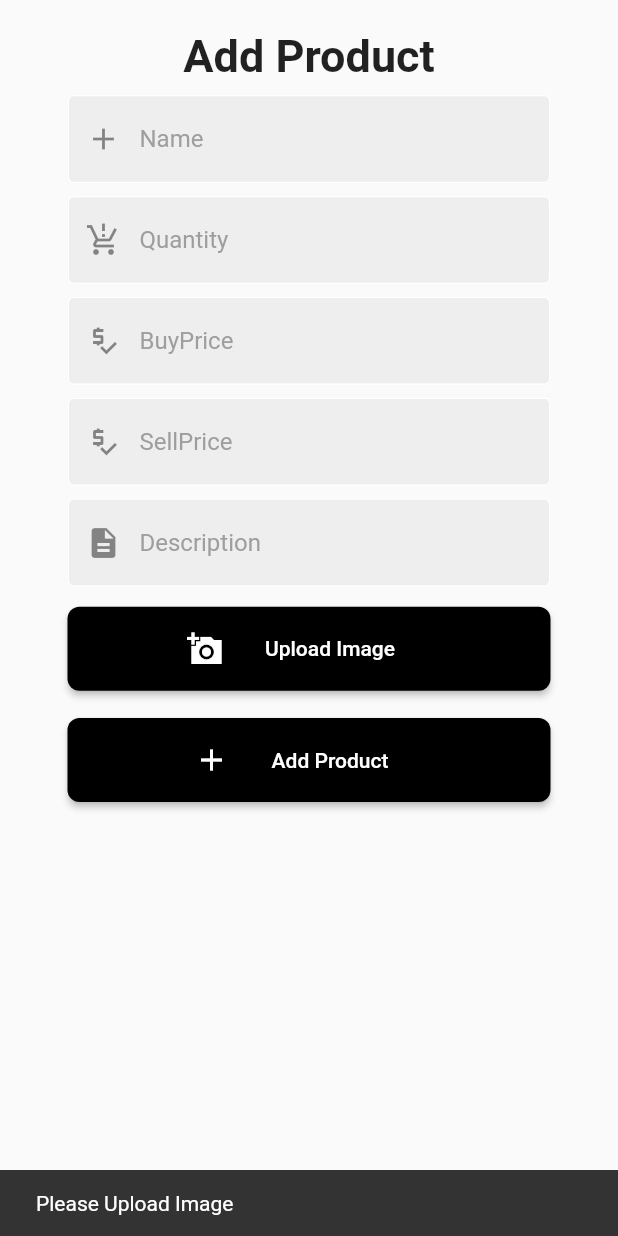
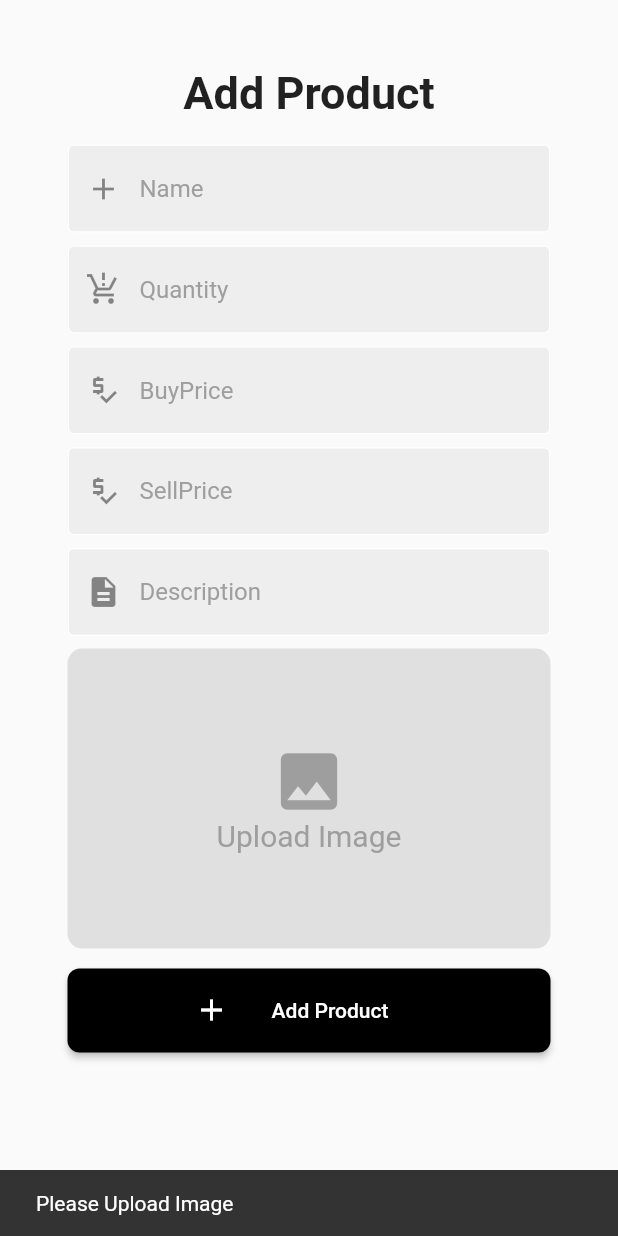
Before and after one commit to 2020cs39/E-commerce-App, a Flutter app: the screen it shows after launch, after a tap on "Add Product", on a phone screen of 412 x 824 dp. Run offline on Flutter 3.47's test engine with Material 2 defaults, Android fonts, the phone set to English and light mode, and no system bars; our stand-ins replace carousel_slider, cloud_firestore, firebase_core, firebase_storage, google_fonts, image_picker; missing offline and left inert: bulleted_list; accounts and stored records are empty; network calls fail.

Commit message:
fixed image upload design

```diff
--- a/lib/main.dart
+++ b/lib/main.dart
@@ -17,8 +17,8 @@ class MyApp extends StatelessWidget {
     return const MaterialApp(
       debugShowCheckedModeBanner: false,
       home: Scaffold(
+        backgroundColor: eLighterGrey,
         body: AddProduct(),
-        backgroundColor: eLighterGrey,
       ),
     );
   }
--- a/lib/screens/seller/add_product.dart
+++ b/lib/screens/seller/add_product.dart
@@ -1,3 +1,4 @@
+import 'dart:developer';
 import 'dart:io';
 import 'package:cloud_firestore/cloud_firestore.dart';
 import 'package:ecommerce_app/util/responsive.dart';
@@ -7,15 +8,23 @@ import 'package:flutter/material.dart';
 import 'package:ecommerce_app/widgets/input_field.dart';
 import 'package:ecommerce_app/widgets/button.dart';
 
+class AddProduct extends StatefulWidget {
+  const AddProduct({super.key});
+
+  @override
+  _AddProductState createState() => _AddProductState();
+}
+
 class _AddProductState extends State<AddProduct> {
   TextEditingController productName = TextEditingController();
   TextEditingController productQuantity = TextEditingController();
   TextEditingController productBuyPrice = TextEditingController();
   TextEditingController productSellPrice = TextEditingController();
   TextEditingController productDescription = TextEditingController();
-  String buttonText = 'Upload Image';
   String imageUrl = '';
   String localImagePath = '';
+
+  void pickImage() async {}
 
   @override
   Widget build(BuildContext context) {
@@ -26,6 +35,7 @@ class _AddProductState extends State<AddProduct> {
         padding: const EdgeInsets.all(20),
         child: ListView(
           children: <Widget>[
+            SizedBox(height: SizeConfig.verticalBlockSize! * 3),
             const Text(
               'Add Product',
               style: TextStyle(
@@ -34,7 +44,7 @@ class _AddProductState extends State<AddProduct> {
               ),
               textAlign: TextAlign.center,
             ),
-            SizedBox(height: SizeConfig.verticalBlockSize! * 1),
+            SizedBox(height: SizeConfig.verticalBlockSize! * 2),
             InputField(
               controller: productName,
               labelHint: 'Name',
@@ -72,26 +82,63 @@ class _AddProductState extends State<AddProduct> {
                         localImagePath = "";
                       });
                     },
+                    child: Padding(
+                      padding: const EdgeInsets.symmetric(horizontal: 25.0),
+                      child: ClipRRect(
+                        borderRadius: BorderRadius.circular(10),
                         child: Image.file(
                           File(localImagePath),
-                      width: 150,
-                      height: 150,
+                          width: 200,
+                          height: 200,
+                          fit: BoxFit.contain,
+                        ),
+                      ),
                     ),
                   )
-                : Container(),
-            MyButton(
-              buttonText: buttonText,
-              icon: const Icon(Icons.add_a_photo_sharp),
+                : Padding(
+                    padding: const EdgeInsets.symmetric(horizontal: 25.0),
+                    child: InkWell(
                       onTap: () async {
-                var image =
-                    await ImagePicker().pickImage(source: ImageSource.gallery);
-
+                        var image = await ImagePicker()
+                            .pickImage(source: ImageSource.gallery);
                         if (image != null) {
                           setState(() {
-                    buttonText = 'Image Uploaded';
                             localImagePath = image.path;
                           });
                         }
+                      },
+                      child: Container(
+                        width: 200,
+                        height: 200,
+                        decoration: BoxDecoration(
+                          color: Colors.grey[300],
+                          borderRadius: BorderRadius.circular(10),
+                        ),
+                        child: Column(
+                          mainAxisAlignment: MainAxisAlignment.center,
+                          children: const [
+                            Icon(
+                              Icons.image,
+                              color: Colors.grey,
+                              size: 50,
+                            ),
+                            Text(
+                              "Upload Image",
+                              style: TextStyle(
+                                color: Colors.grey,
+                                fontSize: 20,
+                              ),
+                            ),
+                          ],
+                        ),
+                      ),
+                    ),
+                  ),
+            SizedBox(height: SizeConfig.verticalBlockSize! * 1),
+            MyButton(
+                buttonText: "Add Product",
+                icon: const Icon(Icons.add),
+                onTap: () async {
                   String uniqueImageName =
                       DateTime.now().millisecondsSinceEpoch.toString();
                   Reference referenceRoot = FirebaseStorage.instance.ref();
@@ -100,19 +147,15 @@ class _AddProductState extends State<AddProduct> {
                   Reference referenceFileImage =
                       referenceDirectoryImage.child(uniqueImageName);
                   try {
-                  await referenceFileImage.putFile(File(image!.path));
+                    File convertedImagePath =
+                        await File(localImagePath).create();
+                    await referenceFileImage.putFile(convertedImagePath);
                     imageUrl = await referenceFileImage.getDownloadURL();
                   } catch (e) {
-                  //print(e.toString());
+                    log(e.toString());
                   }
-              },
-            ),
-            SizedBox(height: SizeConfig.verticalBlockSize! * 1),
-            MyButton(
-                buttonText: "Add Product",
-                icon: const Icon(Icons.add),
-                onTap: () {
-                  if (imageUrl.isNotEmpty) {
+
+                  if (imageUrl != '') {
                     FirebaseFirestore.instance
                         .collection('sellerproducts')
                         .add({
@@ -129,9 +172,8 @@ class _AddProductState extends State<AddProduct> {
                     productSellPrice.clear();
                     productDescription.clear();
                     imageUrl = '';
-                    buttonText = 'Upload Image';
-                  }
-                  if (imageUrl.isEmpty) {
+                    localImagePath = '';
+                  } else {
                     ScaffoldMessenger.of(context).showSnackBar(
                       const SnackBar(
                         content: Text('Please Upload Image'),
@@ -145,10 +187,3 @@ class _AddProductState extends State<AddProduct> {
     ));
   }
 }
-
-class AddProduct extends StatefulWidget {
-  const AddProduct({super.key});
-
-  @override
-  _AddProductState createState() => _AddProductState();
-}
```
Also changed, not shown: pubspec.lock, 1 other file. Lines whose indentation alone changed are shown as unchanged.
